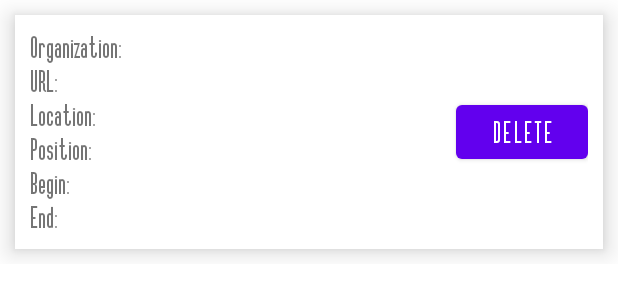
After one commit to jnhalldev/CrunchwrapSupreme, an Android app: the layout workcards.xml on its own in the app's theme, with its tools: preview values and no code run, on a phone screen of 412 x 824 dp. The commit adds this screen. Shown: the top 300 px of the screen. Run offline under Robolectric (Android 15) with nearby library versions, the phone set to English and light mode, and no system bars.

Commit message:
work experience cards created

```diff
--- a/app/src/main/java/com/example/crunchwrapsupreme/ResumeActivity.java
+++ b/app/src/main/java/com/example/crunchwrapsupreme/ResumeActivity.java
@@ -1,4 +1,6 @@
 package com.example.crunchwrapsupreme;
+
+import static com.example.crunchwrapsupreme.ProfileActivity.currentUserProfile;
 
 import androidx.appcompat.app.AppCompatActivity;
 
@@ -8,6 +10,8 @@ import android.view.View;
 import android.widget.Button;
 
 public class ResumeActivity extends AppCompatActivity {
+
+    private Resume currentResume = currentUserProfile.getResume();
 
     @Override
     protected void onCreate(Bundle savedInstanceState) {
--- /dev/null
+++ b/app/src/main/java/com/example/crunchwrapsupreme/Skills.java
@@ -0,0 +1,23 @@
+package com.example.crunchwrapsupreme;
+
+import java.util.List;
+
+public class Skills {
+    List<String> skills;
+
+    public List<String> getSkills() {
+        return skills;
+    }
+
+    public void setSkills(List<String> skills) {
+        this.skills = skills;
+    }
+
+    public void addSkill(String skill) {
+        this.skills.add(skill);
+    }
+
+    public void removeSkillAtIndex(int index) {
+        this.skills.remove(index);
+    }
+}
--- a/app/src/main/java/com/example/crunchwrapsupreme/WorkExperience.java
+++ b/app/src/main/java/com/example/crunchwrapsupreme/WorkExperience.java
@@ -10,7 +10,6 @@ public class WorkExperience {
     private String positionTitle;
     private Calendar beginDate;
     private Calendar endDate;
-    private String[] skillsUtilized;
     boolean isEmployerVerified;
 
     WorkExperience(String orgName,String orgURL, String city, String state, String position, Calendar begin, Calendar end, String[] skills) {
@@ -21,7 +20,6 @@ public class WorkExperience {
         positionTitle = position;
         beginDate = begin;
         endDate = end;
-        skillsUtilized = skills;
     }
 
     public String getOrganizationName() {
@@ -80,14 +78,6 @@ public class WorkExperience {
         this.endDate = endDate;
     }
 
-    public String[] getSkillsUtilized() {
-        return skillsUtilized;
-    }
-
-    public void setSkillsUtilized(String[] skillsUtilized) {
-        this.skillsUtilized = skillsUtilized;
-    }
-
     public boolean isEmployerVerified() {
         return isEmployerVerified;
     }
--- a/app/src/main/res/layout/activity_resume.xml
+++ b/app/src/main/res/layout/activity_resume.xml
@@ -11,10 +11,10 @@
         android:layout_width="wrap_content"
         android:layout_height="wrap_content"
         android:layout_marginStart="8dp"
+        android:fontFamily="@font/vertigoflfbold"
         android:text="Back"
-        android:fontFamily="@font/vertigoflfbold"
+        android:textSize="18dp"
         android:textStyle="bold"
-        android:textSize="18dp"
         app:layout_constraintStart_toStartOf="parent"
         app:layout_constraintTop_toTopOf="parent" />
 
@@ -29,4 +29,21 @@
         android:textStyle="bold"
         app:layout_constraintEnd_toEndOf="parent"
         app:layout_constraintTop_toTopOf="parent" />
+
+    <LinearLayout
+        android:layout_width="0dp"
+        android:layout_height="0dp"
+        android:layout_marginTop="1dp"
+        android:orientation="vertical"
+        app:layout_constraintBottom_toBottomOf="parent"
+        app:layout_constraintEnd_toEndOf="parent"
+        app:layout_constraintStart_toStartOf="parent"
+        app:layout_constraintTop_toBottomOf="@+id/buttonResumeBack">
+
+        <TextView
+            android:id="@+id/textView5"
+            android:layout_width="match_parent"
+            android:layout_height="wrap_content"
+            android:text="Work Experience:" />
+    </LinearLayout>
 </androidx.constraintlayout.widget.ConstraintLayout>
--- /dev/null
+++ b/app/src/main/res/layout/dialogaddnewworkcard.xml
@@ -0,0 +1,6 @@
+<?xml version="1.0" encoding="utf-8"?>
+<androidx.constraintlayout.widget.ConstraintLayout xmlns:android="http://schemas.android.com/apk/res/android"
+    android:layout_width="match_parent"
+    android:layout_height="match_parent">
+
+</androidx.constraintlayout.widget.ConstraintLayout>
--- /dev/null
+++ b/app/src/main/res/layout/workcards.xml
@@ -0,0 +1,178 @@
+<?xml version="1.0" encoding="utf-8"?>
+<RelativeLayout xmlns:android="http://schemas.android.com/apk/res/android"
+    android:layout_width="match_parent"
+    android:layout_height="match_parent"
+    xmlns:app="http://schemas.android.com/apk/res-auto">
+
+    <RelativeLayout
+        android:layout_width="match_parent"
+        android:layout_height="wrap_content"
+        >
+
+        <androidx.cardview.widget.CardView
+            android:layout_width="match_parent"
+            android:layout_height="wrap_content"
+            android:layout_margin="10dp"
+            app:cardCornerRadius="0dp"
+            app:cardElevation="10dp">
+
+            <RelativeLayout
+                android:layout_width="match_parent"
+                android:layout_height="wrap_content"
+                android:padding="10dp">
+
+                <TextView
+                    android:id="@+id/textViewWorkHistoryOrg"
+                    android:layout_width="wrap_content"
+                    android:layout_height="wrap_content"
+                    android:text="Organization: "
+                    android:fontFamily="@font/vertigoflfbold"
+                    android:textStyle="bold"
+                    android:textSize="18sp"/>
+
+                <TextView
+                    android:id="@+id/textViewOrgNameFromUser"
+                    android:layout_width="wrap_content"
+                    android:layout_height="wrap_content"
+                    android:layout_toEndOf="@+id/textViewWorkHistoryOrg"
+                    android:fontFamily="@font/vertigoflfbold"
+                    android:text=""
+                    android:textSize="18sp"
+                    android:textStyle="bold"/>
+                <TextView
+                    android:id="@+id/textViewWorkHistoryOrgURL"
+                    android:layout_width="wrap_content"
+                    android:layout_height="wrap_content"
+                    android:layout_below="@+id/textViewWorkHistoryOrg"
+                    android:text="URL: "
+                    android:fontFamily="@font/vertigoflfbold"
+                    android:textStyle="bold"
+                    android:textSize="18sp"/>
+
+                <TextView
+                    android:id="@+id/textViewOrgURLFromUser"
+                    android:layout_width="wrap_content"
+                    android:layout_height="wrap_content"
+                    android:layout_toEndOf="@+id/textViewWorkHistoryOrgURL"
+                    android:fontFamily="@font/vertigoflfbold"
+                    android:layout_below="@+id/textViewWorkHistoryOrg"
+                    android:text=""
+                    android:textSize="18sp"
+                    android:textStyle="bold"/>
+
+                <TextView
+                    android:id="@+id/textViewWorkHistoryLocation"
+                    android:layout_width="wrap_content"
+                    android:layout_height="wrap_content"
+                    android:layout_below="@+id/textViewWorkHistoryOrgURL"
+                    android:text="Location: "
+                    android:fontFamily="@font/vertigoflfbold"
+                    android:textStyle="bold"
+                    android:textSize="18sp"/>
+
+                <TextView
+                    android:id="@+id/textViewOrgLocationCity"
+                    android:layout_width="wrap_content"
+                    android:layout_height="wrap_content"
+                    android:layout_toEndOf="@+id/textViewWorkHistoryLocation"
+                    android:fontFamily="@font/vertigoflfbold"
+                    android:layout_below="@+id/textViewWorkHistoryOrgURL"
+                    android:text=""
+                    android:textSize="18sp"
+                    android:textStyle="bold"/>
+
+                <TextView
+                    android:id="@+id/textViewOrgLocationStateFromUser"
+                    android:layout_width="wrap_content"
+                    android:layout_height="wrap_content"
+                    android:layout_toEndOf="@+id/textViewOrgLocationCity"
+                    android:fontFamily="@font/vertigoflfbold"
+                    android:layout_below="@+id/textViewWorkHistoryOrgURL"
+                    android:text=""
+                    android:textSize="18sp"
+                    android:textStyle="bold"/>
+
+                <TextView
+                    android:id="@+id/textViewWorkHistoryPosition"
+                    android:layout_width="wrap_content"
+                    android:layout_height="wrap_content"
+                    android:layout_below="@+id/textViewWorkHistoryLocation"
+                    android:text="Position: "
+                    android:fontFamily="@font/vertigoflfbold"
+                    android:textStyle="bold"
+                    android:textSize="18sp"/>
+
+                <TextView
+                    android:id="@+id/textViewOrgPositionFromUser"
+                    android:layout_width="wrap_content"
+                    android:layout_height="wrap_content"
+                    android:layout_toEndOf="@+id/textViewWorkHistoryPosition"
+                    android:fontFamily="@font/vertigoflfbold"
+                    android:layout_below="@+id/textViewWorkHistoryLocation"
+                    android:text=""
+                    android:textSize="18sp"
+                    android:textStyle="bold"/>
+
+                <TextView
+                    android:id="@+id/textViewWorkHistoryBeginDate"
+                    android:layout_width="wrap_content"
+                    android:layout_height="wrap_content"
+                    android:layout_below="@+id/textViewWorkHistoryPosition"
+                    android:text="Begin: "
+                    android:fontFamily="@font/vertigoflfbold"
+                    android:textStyle="bold"
+                    android:textSize="18sp"/>
+
+                <TextView
+                    android:id="@+id/textViewOrgLocationBeginDateFromUser"
+                    android:layout_width="wrap_content"
+                    android:layout_height="wrap_content"
+                    android:layout_toEndOf="@+id/textViewWorkHistoryBeginDate"
+                    android:fontFamily="@font/vertigoflfbold"
+                    android:layout_below="@+id/textViewWorkHistoryPosition"
+                    android:text=""
+                    android:textSize="18sp"
+                    android:textStyle="bold"/>
+
+                <TextView
+                    android:id="@+id/textViewWorkHistoryendDate"
+                    android:layout_width="wrap_content"
+                    android:layout_height="wrap_content"
+                    android:layout_below="@+id/textViewWorkHistoryBeginDate"
+                    android:text="End: "
+                    android:fontFamily="@font/vertigoflfbold"
+                    android:textStyle="bold"
+                    android:textSize="18sp"/>
+
+                <TextView
+                    android:id="@+id/textViewOrgLocationEndDateFromUser"
+                    android:layout_width="wrap_content"
+                    android:layout_height="wrap_content"
+                    android:layout_toEndOf="@+id/textViewWorkHistoryBeginDate"
+                    android:fontFamily="@font/vertigoflfbold"
+                    android:layout_below="@+id/textViewOrgLocationBeginDateFromUser"
+                    android:text=""
+                    android:textSize="18sp"
+                    android:textStyle="bold"/>
+
+                <Button
+                    android:id="@+id/buttonDeleteWorkHistory"
+                    android:layout_width="wrap_content"
+                    android:layout_height="wrap_content"
+                    android:layout_alignParentEnd="true"
+                    android:text="Delete"
+                    android:layout_centerVertical="true"
+                    android:fontFamily="@font/vertigoflfbold"
+                    android:textSize="18sp"
+                    android:textStyle="bold"/>
+
+
+            </RelativeLayout>
+
+
+        </androidx.cardview.widget.CardView>
+
+
+    </RelativeLayout>
+
+</RelativeLayout>
```
